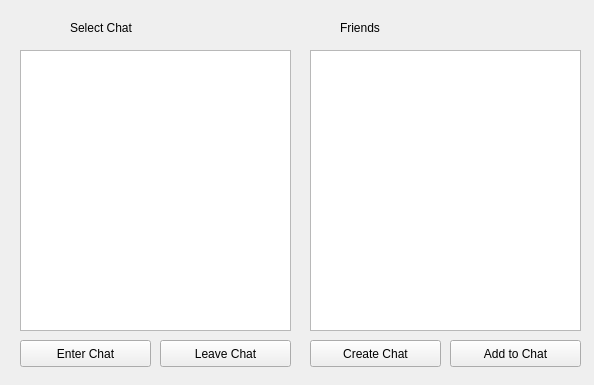
The window that gui/messagegui.ui (Huy-Nguyen-HCI/RocketBook) describes before a commit, drawn with Qt 5.
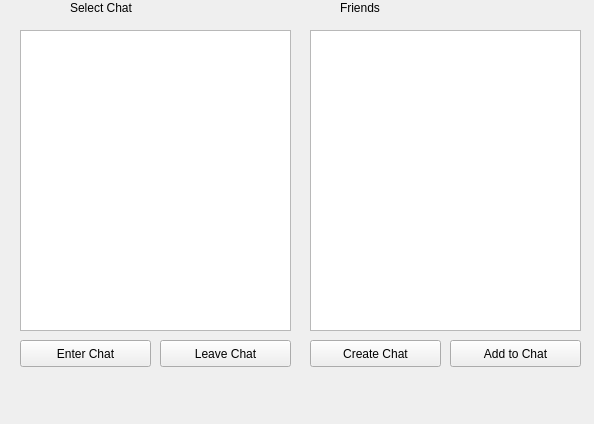
The same window after the commit.

What changed in the file:
```diff
--- a/gui/messagegui.ui
+++ b/gui/messagegui.ui
@@ -7,7 +7,7 @@
     <x>0</x>
     <y>0</y>
     <width>594</width>
-    <height>385</height>
+    <height>424</height>
    </rect>
   </property>
   <property name="windowTitle">
@@ -17,9 +17,9 @@
    <property name="geometry">
     <rect>
      <x>20</x>
-     <y>50</y>
+     <y>30</y>
      <width>271</width>
-     <height>281</height>
+     <height>301</height>
     </rect>
    </property>
   </widget>
@@ -27,7 +27,7 @@
    <property name="geometry">
     <rect>
      <x>70</x>
-     <y>20</y>
+     <y>0</y>
      <width>81</width>
      <height>16</height>
     </rect>
@@ -66,9 +66,9 @@
    <property name="geometry">
     <rect>
      <x>310</x>
-     <y>50</y>
+     <y>30</y>
      <width>271</width>
-     <height>281</height>
+     <height>301</height>
     </rect>
    </property>
   </widget>
@@ -102,7 +102,7 @@
    <property name="geometry">
     <rect>
      <x>340</x>
-     <y>20</y>
+     <y>0</y>
      <width>81</width>
      <height>16</height>
     </rect>
@@ -111,6 +111,19 @@
     <string>Friends</string>
    </property>
   </widget>
+  <widget class="QLabel" name="message">
+   <property name="geometry">
+    <rect>
+     <x>10</x>
+     <y>380</y>
+     <width>571</width>
+     <height>41</height>
+    </rect>
+   </property>
+   <property name="text">
+    <string/>
+   </property>
+  </widget>
  </widget>
  <resources/>
  <connections/>
```
